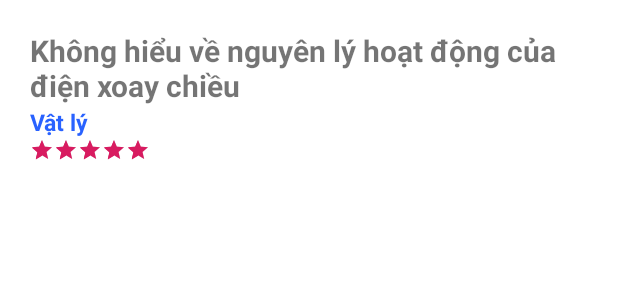
After one commit to tranvanduong2483/Any-Question, an Android app: the layout item_question_list.xml on its own in the app's theme, with its tools: preview values and no code run, on a phone screen of 412 x 824 dp. The commit adds this screen. Shown: the top 300 px of the screen. Run offline under Robolectric (Android 15) with nearby library versions, the phone set to English and light mode, and no system bars.

Commit message:
Bo sung detail question

```diff
--- a/app/build.gradle
+++ b/app/build.gradle
@@ -46,6 +46,8 @@ dependencies {
 
     implementation 'de.hdodenhof:circleimageview:3.0.1'
 
+    implementation 'com.android.support:appcompat-v7:21.0.3'
+
 
     testImplementation 'junit:junit:4.12'
     androidTestImplementation 'androidx.test:runner:1.2.0'
--- a/app/src/main/AndroidManifest.xml
+++ b/app/src/main/AndroidManifest.xml
@@ -13,7 +13,8 @@
         android:roundIcon="@mipmap/ic_launcher_round"
         android:supportsRtl="true"
         android:theme="@style/AppTheme">
-        <activity android:name=".RatingForExpertActivity"></activity>
+        <activity android:name=".DetailQuestionActivity"></activity>
+        <activity android:name=".RatingForExpertActivity" />
         <activity android:name=".ChangePasswordActivity" />
         <activity android:name=".EditInfomationActivity" />
         <activity
--- a/app/src/main/java/com/duong/anyquestion/classes/Message.java
+++ b/app/src/main/java/com/duong/anyquestion/classes/Message.java
@@ -94,4 +94,6 @@ public class Message {
             e.printStackTrace();
             return "";
         }
-}}
+    }
+
+}
--- a/app/src/main/res/layout/activity_message_list.xml
+++ b/app/src/main/res/layout/activity_message_list.xml
@@ -6,8 +6,6 @@
     android:layout_height="match_parent"
     android:background="#ECEFF1"
     tools:context=".MessageListActivity">
-
-
 
     <!-- A horizontal line between the chatbox and RecyclerView -->
     <androidx.recyclerview.widget.RecyclerView
--- /dev/null
+++ b/app/src/main/res/layout/item_question_list.xml
@@ -0,0 +1,33 @@
+<?xml version="1.0" encoding="utf-8"?>
+<LinearLayout xmlns:android="http://schemas.android.com/apk/res/android"
+    xmlns:app="http://schemas.android.com/apk/res-auto"
+    xmlns:tools="http://schemas.android.com/tools"
+    android:layout_width="match_parent"
+    android:layout_height="wrap_content"
+    android:orientation="vertical"
+    android:padding="20dp"
+    android:paddingTop="17dp">
+
+    <TextView
+        android:text="Không hiểu về nguyên lý hoạt động của điện xoay chiều"
+        android:textStyle="bold"
+        android:textSize="20sp"
+        android:maxLines="2"
+        android:layout_width="match_parent"
+        android:layout_height="wrap_content" />
+
+    <TextView
+        android:text="Vật lý "
+        android:textColor="@color/blue"
+        android:textStyle="bold"
+        android:textSize="15sp"
+        android:layout_width="wrap_content"
+        android:layout_height="wrap_content" />
+
+    <RatingBar
+        style="?android:attr/ratingBarStyleSmall"
+        android:numStars="5"
+        android:rating="5"
+        android:layout_width="wrap_content"
+        android:layout_height="wrap_content" />
+</LinearLayout>
--- a/app/src/main/res/values/colors.xml
+++ b/app/src/main/res/values/colors.xml
@@ -18,6 +18,7 @@
     <color name="followingBg">#49BEFF</color>
     <color name="grey">#E5E5E5</color>
 
+    <color name="blue">#2962FF</color>
 
 
 </resources>
```
Also changed, not shown: app/src/main/java/com/duong/anyquestion/DetailQuestionActivity.java (added, +14 -0 lines), app/src/main/java/com/duong/anyquestion/ExpertMainActivity.java (+18 -4 lines), app/src/main/java/com/duong/anyquestion/LoadingSearchExpertActivity.java (+6 -12 lines), app/src/main/java/com/duong/anyquestion/classes/Question.java (+43 -20 lines), app/src/main/java/com/duong/anyquestion/ui_user/SearchExpertFragment.java (+12 -7 lines), app/src/main/res/layout/activity_detail_question.xml (added, +9 -0 lines), app/src/main/res/layout/fragment_history.xml (+18 -13 lines).
